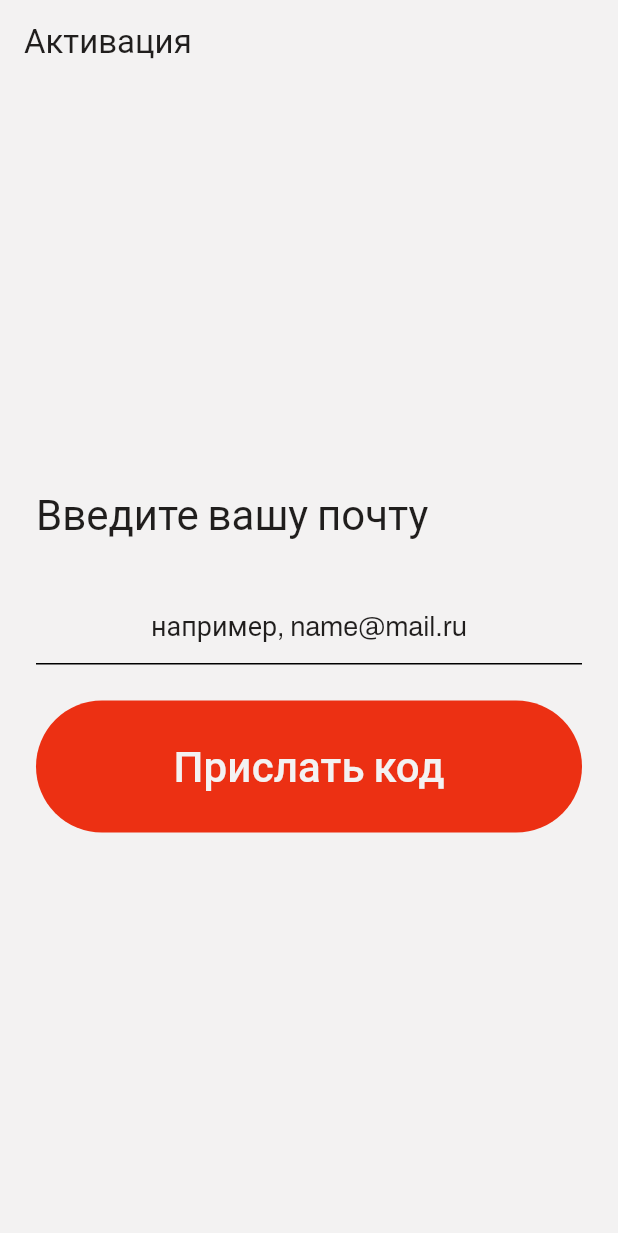
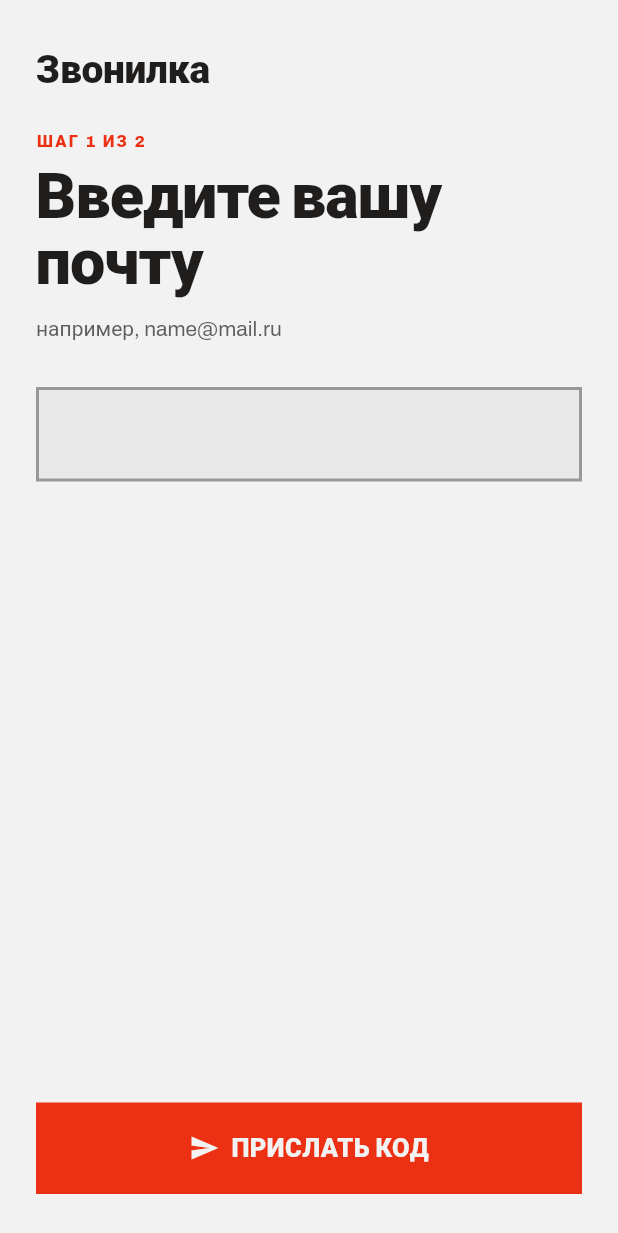
Before and after one commit to unnanego/freecaller, a Flutter app: the screen it shows after launch, on a phone screen of 412 x 824 dp. Shown: the top 1233 px of the screen. Run offline on Flutter 3.47's test engine with Material 3 defaults, Android fonts, the phone set to English and light mode, and no system bars; our stand-ins replace audioplayers, firebase_core, firebase_messaging, flutter_contacts, google_fonts, permission_handler and 3 more; missing offline and left inert: livekit_client, phone_numbers_parser, proximity_sensor; accounts and stored records are empty; generated files the repository leaves out were written again.

Commit message:
Dress the sign-in screen like the rest of the app
It was the last screen still on stock Material — an AppBar, a bare underlined
TextField, a FilledButton — while everything behind it had been Modernist since
the redesign. First thing anyone sees, and the only screen that says the app was
assembled from defaults.

Rebuilt to the handoff's "Register — phone" and "Register — code" screens
(design_handoff_caller_app): wordmark, accent step kicker, oversized title,
helper line, a bordered surface field, and the action pinned to the bottom edge
with an icon. Step 2 swaps the wordmark for a back link, so the way out of a
mistyped address sits at the top instead of under the button. Errors get a block
with an accent rule rather than a line of red text — there are three distinct
messages here and one of them was an App Store rejection.

Two deliberate departures from the handoff, both about who actually types here.
This screen is a sighted helper's job, once, usually next to someone waiting:

- The code field stays at 34px/4px tracking. The handoff spaces its 6-digit code
  at 0.42em; ours is 8 digits and the existing comment records that larger
  values overflowed a normal-width phone.
- The email field is 19px rather than the handoff's 16px, but down from the 28px
  it was: at 28 an ordinary address scrolled out of view, and a code sent to an
  address you could not proofread never arrives.

`activationStep` is the one new string. Verified on a simulator, which has no
session and so lands straight here: both steps and the error state.

The .arb reformats because it was rewritten programmatically to add the string —
noise, except for one real thing it collapsed: `cancel` was defined TWICE, as
"Назад" at the top and "Отмена" at the bottom. JSON keeps the last, so "Отмена"
was already what shipped and "Назад" was dead text that read as if it were live.
Generated output is unchanged.

Co-Authored-By: Claude Opus 5 <noreply@anthropic.com>

```diff
--- a/lib/l10n/app_ru.arb
+++ b/lib/l10n/app_ru.arb
@@ -2,6 +2,15 @@
   "@@locale": "ru",
   "appTitle": "Звонилка",
   "activationTitle": "Активация",
+  "activationStep": "Шаг {step} из 2",
+  "@activationStep": {
+    "description": "Step indicator on the two-step sign-in screen",
+    "placeholders": {
+      "step": {
+        "type": "int"
+      }
+    }
+  },
   "activationSubmit": "Активировать",
   "activationInvalid": "Неверный или использованный код",
   "activationNetworkError": "Нет связи. Попробуйте ещё раз",
@@ -69,7 +78,7 @@
   "callEnded": "Звонок завершён",
   "voiceCall": "Обычный звонок",
   "videoCall": "Видеозвонок",
-  "cancel": "Назад",
+  "cancel": "Отмена",
   "whomToCall": "Как позвонить {name}?",
   "@whomToCall": {
     "placeholders": {
@@ -173,14 +182,18 @@
   "inviteSent": "Приглашение отправлено на {email}",
   "@inviteSent": {
     "placeholders": {
-      "email": { "type": "String" }
+      "email": {
+        "type": "String"
+      }
     }
   },
   "inviteExists": "У этого номера или почты уже есть аккаунт",
   "inviteSentNoEmail": "Аккаунт создан, но письмо не отправилось. Скажите им войти с почтой {email}",
   "@inviteSentNoEmail": {
     "placeholders": {
-      "email": { "type": "String" }
+      "email": {
+        "type": "String"
+      }
     }
   },
   "signInEmailLabel": "Ваша почта для входа",
@@ -189,7 +202,9 @@
   "signInEmailShare": "Моя почта для входа в «Звонилку»: {email}",
   "@signInEmailShare": {
     "placeholders": {
-      "email": { "type": "String" }
+      "email": {
+        "type": "String"
+      }
     }
   },
   "signOutConfirmTitle": "Выйти?",
@@ -201,6 +216,5 @@
   "deleteAccountConfirmTitle": "Удалить аккаунт?",
   "deleteAccountConfirmBody": "Ваш профиль, контакты и история звонков будут удалены безвозвратно. Отменить это действие нельзя.",
   "deleteAccountConfirm": "Удалить",
-  "deleteAccountFailed": "Не удалось удалить аккаунт. Попробуйте ещё раз.",
-  "cancel": "Отмена"
+  "deleteAccountFailed": "Не удалось удалить аккаунт. Попробуйте ещё раз."
 }
--- a/lib/ui/activation_screen.dart
+++ b/lib/ui/activation_screen.dart
@@ -3,6 +3,7 @@ import 'package:flutter/services.dart';
 import 'package:freecaller/l10n/app_localizations.dart';
 
 import '../services/auth_service.dart';
+import 'theme/modernist.dart';
 
 /// One-time sign-in, operated by a sighted helper. Never shown again after
 /// success.
@@ -10,6 +11,11 @@ import '../services/auth_service.dart';
 /// Two steps, because the credential arrives out of band: type the account's
 /// email address, then the code that lands in its inbox. For the helper this is
 /// the same job as before — read a code, type it in — one step later.
+///
+/// Laid out as the handoff's "Register" screens (design_handoff_caller_app):
+/// wordmark, accent step kicker, oversized title, helper line, a bordered
+/// surface field, and the action pinned to the bottom edge. It was the last
+/// screen still on stock Material while everything behind it is Modernist.
 class ActivationScreen extends StatefulWidget {
   const ActivationScreen({super.key, required this.auth});
 
@@ -85,103 +91,212 @@ class _ActivationScreenState extends State<ActivationScreen> {
     });
   }
 
+  @override
+  Widget build(BuildContext context) {
+    final loc = AppLocalizations.of(context)!;
+    return Scaffold(
+      backgroundColor: Mod.bg,
+      body: SafeArea(
+        child: Padding(
+          padding: const EdgeInsets.fromLTRB(Mod.s6, Mod.s8, Mod.s6, 28),
+          child: Column(
+            crossAxisAlignment: CrossAxisAlignment.stretch,
+            children: [
+              // Scrolls so the field stays reachable once the keyboard is up;
+              // the action below stays pinned to the bottom edge either way.
+              Expanded(
+                child: SingleChildScrollView(
+                  child: Column(
+                    crossAxisAlignment: CrossAxisAlignment.start,
+                    children: [
+                      _awaitingCode ? _backLink(loc) : _wordmark(),
+                      const SizedBox(height: 28),
+                      Text(loc.activationStep(_awaitingCode ? 2 : 1).toUpperCase(),
+                          style: Mod.kicker()),
+                      const SizedBox(height: Mod.s2),
+                      Text(
+                        _awaitingCode
+                            ? loc.activationCodePrompt
+                            : loc.activationEmailPrompt,
+                        style: Mod.h1(),
+                      ),
+                      const SizedBox(height: Mod.s3),
+                      Text(
+                        _awaitingCode
+                            ? loc.activationCodeHint
+                            : loc.activationEmailHint,
+                        style: Mod.body(),
+                      ),
+                      const SizedBox(height: 28),
+                      _field(loc),
+                      if (_error != null) ...[
+                        const SizedBox(height: Mod.s4),
+                        _errorBlock(),
+                      ],
+                    ],
+                  ),
+                ),
+              ),
+              const SizedBox(height: Mod.s6),
+              _action(loc),
+            ],
+          ),
+        ),
+      ),
+    );
+  }
+
+  /// The app's own name, not the handoff's "DIALR" — «Звонилка» is the identity
+  /// the family knows it by.
+  Widget _wordmark() => Text('Звонилка',
+      style: Mod.h2().copyWith(fontSize: 26, letterSpacing: -0.26));
+
+  Widget _backLink(AppLocalizations loc) {
+    return Semantics(
+      button: true,
+      label: loc.activationChangeEmail,
+      child: InkWell(
+        onTap: _busy ? null : _restart,
+        child: ExcludeSemantics(
+          child: Padding(
+            // Padded to a comfortable target: this is a small label but it is
+            // the only way back out of a mistyped address.
+            padding: const EdgeInsets.symmetric(vertical: Mod.s2),
+            child: Row(
+              mainAxisSize: MainAxisSize.min,
+              children: [
+                const Icon(Icons.chevron_left, size: 20, color: Mod.neutral700),
+                const SizedBox(width: Mod.s1),
+                Text(
+                  loc.activationChangeEmail.toUpperCase(),
+                  style: Mod.caption(color: Mod.neutral700).copyWith(fontSize: 13),
+                ),
+              ],
+            ),
+          ),
+        ),
+      ),
+    );
+  }
+
   /// The two steps are separate widgets with distinct keys on purpose.
   /// Rendered as the same TextField at the same position, Flutter updates the
   /// element in place — and a keyboardType change is ignored on a field that
   /// already holds focus, so the email keyboard would stay up for the code.
   /// A different key builds a new element and a fresh input connection.
   Widget _field(AppLocalizations loc) {
+    final decoration = BoxDecoration(
+      color: Mod.surface,
+      border: Border.all(color: Mod.divider, width: 2),
+    );
+    const inputDecoration = InputDecoration(
+      isDense: true,
+      border: InputBorder.none,
+      contentPadding: EdgeInsets.symmetric(horizontal: 14, vertical: 18),
+    );
+
     if (!_awaitingCode) {
-      return TextField(
+      return Container(
+        decoration: decoration,
+        child: TextField(
           key: const ValueKey('email'),
           controller: _input,
           keyboardType: TextInputType.emailAddress,
           autocorrect: false,
           enableSuggestions: false,
           textCapitalization: TextCapitalization.none,
-        style: const TextStyle(fontSize: 28),
-        textAlign: TextAlign.center,
-        decoration: InputDecoration(
-          hintText: loc.activationEmailHint,
-          // The hint is a sentence, the input is not: without its own size it
-          // inherits the oversized input style and runs off the field.
-          hintStyle: const TextStyle(fontSize: 18, letterSpacing: 0),
+          // Larger than the handoff's 16px because an older helper is usually
+          // the one typing, but not so large that an ordinary address scrolls
+          // out of the field — being able to proofread it is the whole point,
+          // since a code sent to a mistyped address never arrives.
+          style: Mod.name().copyWith(fontSize: 19, fontWeight: FontWeight.w400),
+          decoration: inputDecoration,
         ),
       );
     }
-    return TextField(
+    return Container(
+      decoration: decoration,
+      child: TextField(
         key: const ValueKey('code'),
         controller: _input,
         // Straight to the digits-only keypad: the code is 8 digits and the
         // person typing it is usually reading it aloud off another screen.
-      keyboardType: const TextInputType.numberWithOptions(signed: false, decimal: false),
+        keyboardType:
+            const TextInputType.numberWithOptions(signed: false, decimal: false),
         autofocus: true,
         inputFormatters: [
           FilteringTextInputFormatter.digitsOnly,
           LengthLimitingTextInputFormatter(8),
         ],
-      // Sized for 8 digits, not the 6 this started with: at 40/12 the code
-      // overflowed the field on a normal-width phone.
-      style: const TextStyle(fontSize: 34, letterSpacing: 4),
+        // 34/4 is deliberate and stays: the handoff spaces its 6-digit code at
+        // 0.42em, but ours is 8 digits and overflowed a normal-width phone when
+        // this was tried larger.
+        style: Mod.tileInitials(34).copyWith(letterSpacing: 4),
         textAlign: TextAlign.center,
-      decoration: InputDecoration(
-        hintText: loc.activationCodeHint,
-        hintStyle: const TextStyle(fontSize: 18, letterSpacing: 0),
+        decoration: inputDecoration,
       ),
     );
   }
 
-  @override
-  Widget build(BuildContext context) {
-    final loc = AppLocalizations.of(context)!;
-    return Scaffold(
-      appBar: AppBar(title: Text(loc.activationTitle)),
-      body: Padding(
-        padding: const EdgeInsets.all(24),
-        child: Column(
-          mainAxisAlignment: MainAxisAlignment.center,
+  /// Failures are the whole reason this screen has three distinct messages, so
+  /// they get a block of their own rather than a line of red text.
+  Widget _errorBlock() {
+    return Container(
+      width: double.infinity,
+      color: Mod.surface,
+      padding: const EdgeInsets.fromLTRB(Mod.s3, Mod.s3, Mod.s4, Mod.s3),
+      // IntrinsicHeight so the accent rule runs the full height of the message:
+      // these strings wrap to two lines and a fixed-height bar stops short.
+      child: IntrinsicHeight(
+        child: Row(
           crossAxisAlignment: CrossAxisAlignment.stretch,
           children: [
-            Text(
-              _awaitingCode ? loc.activationCodePrompt : loc.activationEmailPrompt,
-              style: Theme.of(context).textTheme.headlineMedium,
+            Container(width: 2, color: Mod.accent),
+            const SizedBox(width: Mod.s3),
+            Expanded(
+              child: Text(_error!,
+                  style: Mod.body(color: Mod.text).copyWith(fontSize: 16)),
             ),
-            const SizedBox(height: 24),
-            _field(loc),
-            if (_error != null) ...[
-              const SizedBox(height: 16),
-              Text(
-                _error!,
-                style: TextStyle(
-                  fontSize: 22,
-                  color: Theme.of(context).colorScheme.error,
-                ),
-              ),
-            ],
-            const SizedBox(height: 24),
-            SizedBox(
-              height: 88,
-              child: FilledButton(
-                onPressed: _busy ? null : _submit,
-                child: _busy
-                    ? const CircularProgressIndicator()
-                    : Text(
-                        _awaitingCode ? loc.activationSubmit : loc.activationEmailSubmit,
-                        style: const TextStyle(fontSize: 28),
-                      ),
-              ),
-            ),
-            if (_awaitingCode) ...[
-              const SizedBox(height: 16),
-              TextButton(
-                onPressed: _busy ? null : _restart,
-                child: Text(loc.activationChangeEmail,
-                    style: const TextStyle(fontSize: 20)),
-              ),
-            ],
           ],
         ),
       ),
     );
   }
+
+  Widget _action(AppLocalizations loc) {
+    final label =
+        _awaitingCode ? loc.activationSubmit : loc.activationEmailSubmit;
+    return Semantics(
+      button: true,
+      enabled: !_busy,
+      label: label,
+      child: InkWell(
+        onTap: _busy ? null : _submit,
+        child: Container(
+          color: _busy ? Mod.neutral500 : Mod.accent,
+          padding: const EdgeInsets.symmetric(vertical: 20),
+          alignment: Alignment.center,
+          child: ExcludeSemantics(
+            child: _busy
+                ? const SizedBox(
+                    width: 22,
+                    height: 22,
+                    child: CircularProgressIndicator(
+                        strokeWidth: 2, color: Mod.bg),
+                  )
+                : Row(
+                    mainAxisSize: MainAxisSize.min,
+                    children: [
+                      Icon(_awaitingCode ? Icons.check : Icons.send,
+                          size: 20, color: Mod.bg),
+                      const SizedBox(width: Mod.s2),
+                      Text(label.toUpperCase(),
+                          style: Mod.button().copyWith(fontSize: 17)),
+                    ],
+                  ),
+          ),
+        ),
+      ),
+    );
   }
+}
```
Lines whose indentation alone changed are shown as unchanged.
